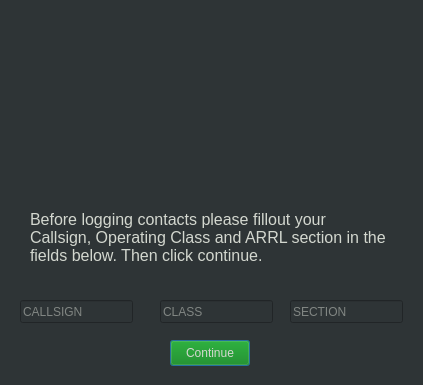
The window that startup.ui (mbridak/FieldDayLogger) describes before a commit, drawn with Qt 5.
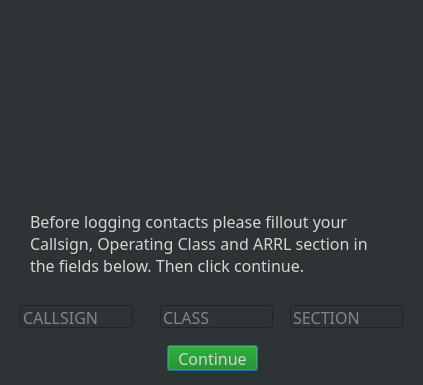
The same window after the commit. Icons and pictures are not drawn.

Commit message: Added a useable font.

```diff
--- a/startup.ui
+++ b/startup.ui
@@ -40,13 +40,15 @@
    <property name="geometry">
     <rect>
      <x>20</x>
-     <y>300</y>
+     <y>305</y>
      <width>113</width>
      <height>23</height>
     </rect>
    </property>
    <property name="font">
     <font>
+     <family>JetBrains Mono</family>
+     <pointsize>12</pointsize>
      <weight>50</weight>
      <bold>false</bold>
     </font>
@@ -62,11 +64,19 @@
    <property name="geometry">
     <rect>
      <x>160</x>
-     <y>300</y>
+     <y>305</y>
      <width>113</width>
      <height>23</height>
     </rect>
    </property>
+   <property name="font">
+    <font>
+     <family>JetBrains Mono</family>
+     <pointsize>12</pointsize>
+     <weight>50</weight>
+     <bold>false</bold>
+    </font>
+   </property>
    <property name="toolTip">
     <string>Input your Field Day operating class.</string>
    </property>
@@ -78,11 +88,19 @@
    <property name="geometry">
     <rect>
      <x>290</x>
-     <y>300</y>
+     <y>305</y>
      <width>113</width>
      <height>23</height>
     </rect>
    </property>
+   <property name="font">
+    <font>
+     <family>JetBrains Mono</family>
+     <pointsize>12</pointsize>
+     <weight>50</weight>
+     <bold>false</bold>
+    </font>
+   </property>
    <property name="toolTip">
     <string>Input your ARRL section.</string>
    </property>
@@ -93,12 +111,20 @@
   <widget class="QPushButton" name="continue_pushButton">
    <property name="geometry">
     <rect>
-     <x>170</x>
-     <y>340</y>
-     <width>80</width>
+     <x>167</x>
+     <y>345</y>
+     <width>91</width>
      <height>26</height>
     </rect>
    </property>
+   <property name="font">
+    <font>
+     <family>JetBrains Mono</family>
+     <pointsize>12</pointsize>
+     <weight>50</weight>
+     <bold>false</bold>
+    </font>
+   </property>
    <property name="styleSheet">
     <string notr="true">background-color: green;</string>
    </property>
@@ -121,12 +147,15 @@
      <x>30</x>
      <y>210</y>
      <width>361</width>
-     <height>71</height>
+     <height>81</height>
     </rect>
    </property>
    <property name="font">
     <font>
+     <family>JetBrains Mono</family>
      <pointsize>12</pointsize>
+     <weight>50</weight>
+     <bold>false</bold>
     </font>
    </property>
    <property name="text">
```
Left out of the diff: 8 changed lines with no effect on the pictures. The commit also changes 6 other files.
